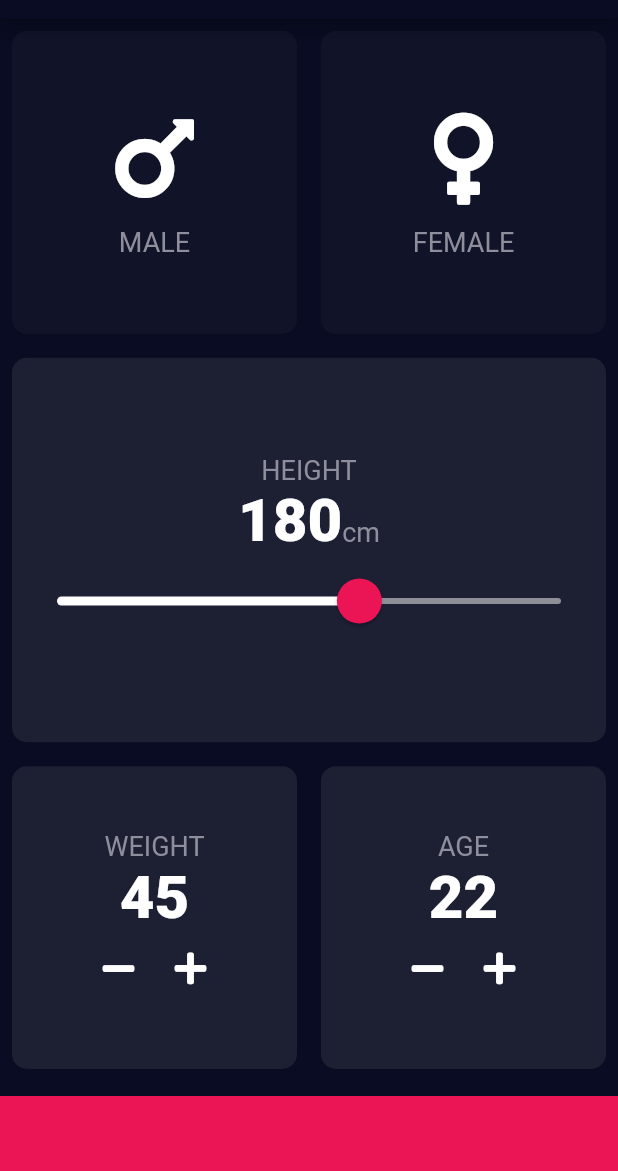
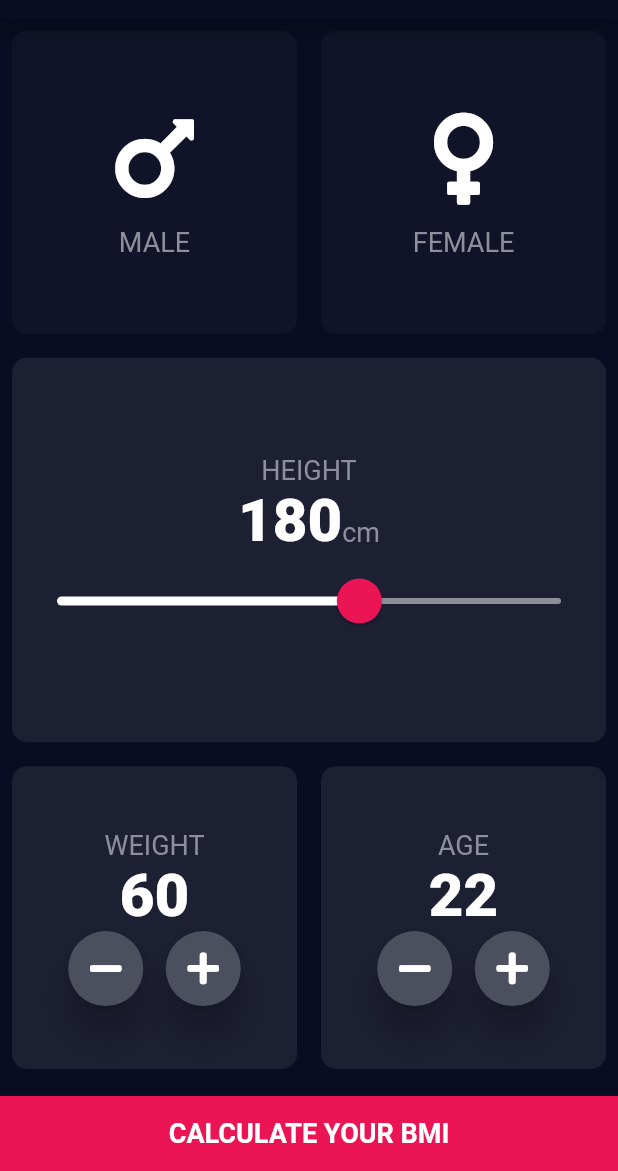
Before and after one commit to divyesh-solanki/bmi-calculator, a Flutter app: the screen it shows after launch, on a phone screen of 412 x 824 dp, the part 65-1236 px from its top. Run offline on Flutter 3.47's test engine with Material 2 defaults, Android fonts, the phone set to English and light mode, and no system bars; our stand-ins replace font_awesome_flutter.

Commit message:
layout complete added plus and minus buttton

```diff
--- a/lib/input_page.dart
+++ b/lib/input_page.dart
@@ -3,6 +3,7 @@ import 'package:font_awesome_flutter/font_awesome_flutter.dart';
 import 'reusable_card.dart';
 import 'gender_card_content.dart';
 import 'constants.dart';
+import 'round_icon_button.dart';
 
 enum Gender {
   male,
@@ -17,6 +18,8 @@ class InputPage extends StatefulWidget {
 class _InputPageState extends State<InputPage> {
   Gender selectedGender;
   int height = 180;
+  int weight = 60;
+  int age = 22;
   @override
   Widget build(BuildContext context) {
     return Scaffold(
@@ -131,21 +134,33 @@ class _InputPageState extends State<InputPage> {
                           style: klabelTextStyle,
                         ),
                         Text(
-                          '45',
+                          weight.toString(),
                           style: kheavyTextStyle,
                         ),
                         Row(
                           mainAxisAlignment: MainAxisAlignment.center,
                           children: <Widget>[
-                            IconButton(
-                              icon: Icon(FontAwesomeIcons.minus),
-                              onPressed: () {},
+                            RoundIconButton(
+                              icon: FontAwesomeIcons.minus,
+                              //newWeight: weight,
+                              onPress: () {
+                                setState(() {
+                                  if (weight > 1) {
+                                    weight--;
+                                  }
+                                });
+                              },
                             ),
-                            IconButton(
-                              icon: Icon(
-                                FontAwesomeIcons.plus,
-                              ),
-                              onPressed: () {},
+                            SizedBox(
+                              width: 15,
+                            ),
+                            RoundIconButton(
+                              icon: FontAwesomeIcons.plus,
+                              onPress: () {
+                                setState(() {
+                                  weight++;
+                                });
+                              },
                             ),
                           ],
                         ),
@@ -164,21 +179,32 @@ class _InputPageState extends State<InputPage> {
                           style: klabelTextStyle,
                         ),
                         Text(
-                          '22',
+                          age.toString(),
                           style: kheavyTextStyle,
                         ),
                         Row(
                           mainAxisAlignment: MainAxisAlignment.center,
                           children: <Widget>[
-                            IconButton(
-                              icon: Icon(FontAwesomeIcons.minus),
-                              onPressed: () {},
+                            RoundIconButton(
+                              icon: FontAwesomeIcons.minus,
+                              onPress: () {
+                                setState(() {
+                                  if (age > 1) {
+                                    age--;
+                                  }
+                                });
+                              },
                             ),
-                            IconButton(
-                              icon: Icon(
-                                FontAwesomeIcons.plus,
-                              ),
-                              onPressed: () {},
+                            SizedBox(
+                              width: 15,
+                            ),
+                            RoundIconButton(
+                              icon: FontAwesomeIcons.plus,
+                              onPress: () {
+                                setState(() {
+                                  age++;
+                                });
+                              },
                             ),
                           ],
                         ),
@@ -194,6 +220,12 @@ class _InputPageState extends State<InputPage> {
             width: double.infinity,
             margin: EdgeInsets.only(top: 10),
             color: kbottomContainerColor,
+            child: FlatButton(
+                onPressed: () {},
+                child: Text(
+                  'CALCULATE YOUR BMI',
+                  style: TextStyle(fontSize: 18, fontWeight: FontWeight.bold),
+                )),
           ),
         ],
       ),
--- /dev/null
+++ b/lib/round_icon_button.dart
@@ -0,0 +1,22 @@
+import 'package:flutter/material.dart';
+
+class RoundIconButton extends StatelessWidget {
+  final IconData icon;
+  final Function onPress;
+  RoundIconButton({@required this.icon,@required this.onPress});
+  @override
+  Widget build(BuildContext context) {
+    return RawMaterialButton(
+      shape: CircleBorder(),
+      fillColor: Color(0xFF4C4F5E),
+      elevation: 10.0,
+      //padding: EdgeInsets.all(5),
+      constraints: BoxConstraints.tightFor(
+        height: 50.0,
+        width: 50.0,
+      ),
+      child: Icon(icon),
+      onPressed: onPress,
+    );
+  }
+}
```
